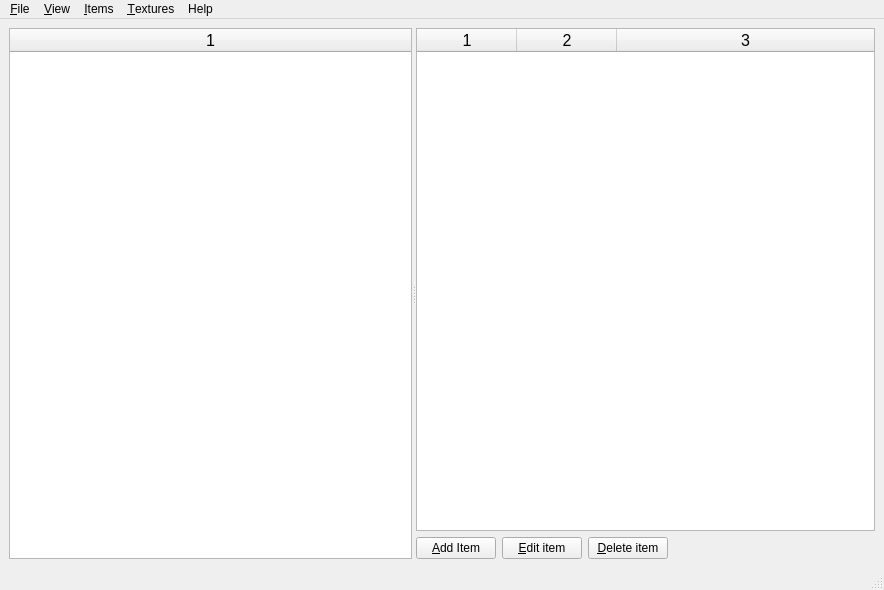
Before: the Qt Designer form itemEditor/src/mainForm.ui in jeremydumais/TheWarrior, drawn with Qt 5.
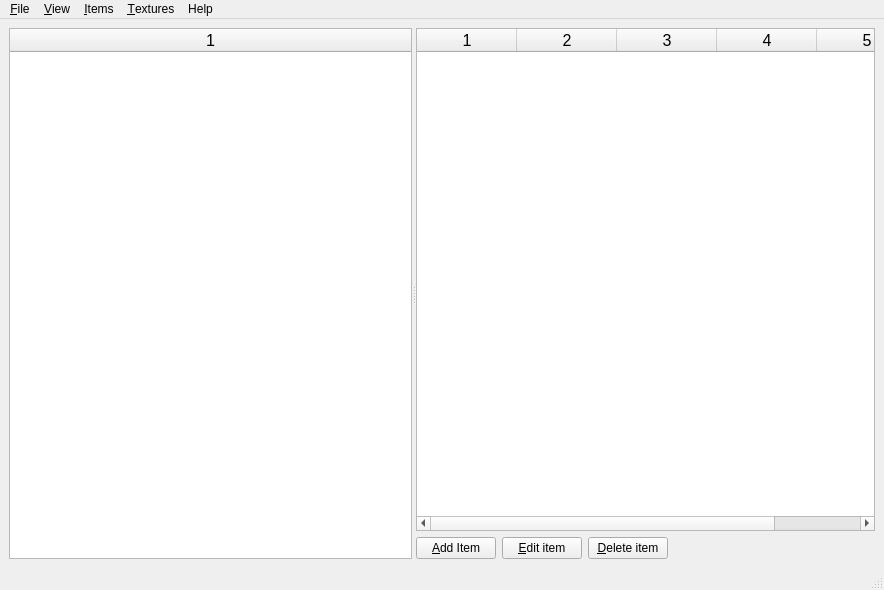
After: the same form once the commit is applied. Icons and pictures are not drawn.

```diff
--- a/itemEditor/src/mainForm.ui
+++ b/itemEditor/src/mainForm.ui
@@ -95,7 +95,7 @@
              <number>0</number>
             </property>
             <property name="columnCount">
-             <number>3</number>
+             <number>5</number>
             </property>
             <attribute name="horizontalHeaderStretchLastSection">
              <bool>true</bool>
@@ -106,6 +106,8 @@
             <column/>
             <column/>
             <column/>
+            <column/>
+            <column/>
            </widget>
           </item>
           <item>
```
Left out of the diff: 2 changed lines with no effect on the pictures.
